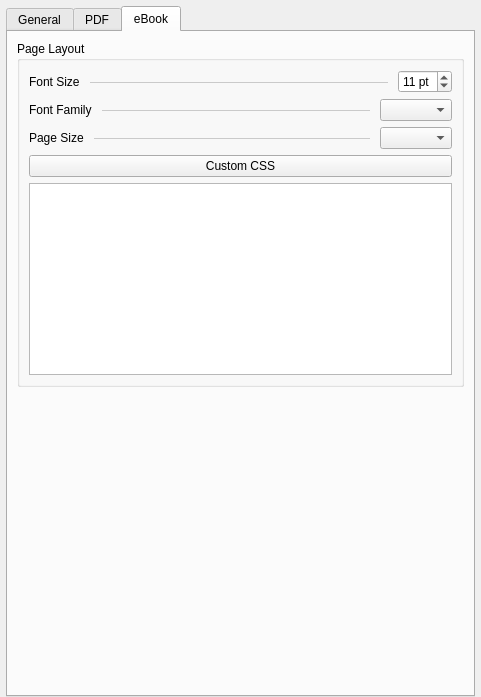
The window that src/generator/config/settingswidget.ui (l4rzy/okular-mupdf-ng) describes before a commit, drawn with Qt 5.
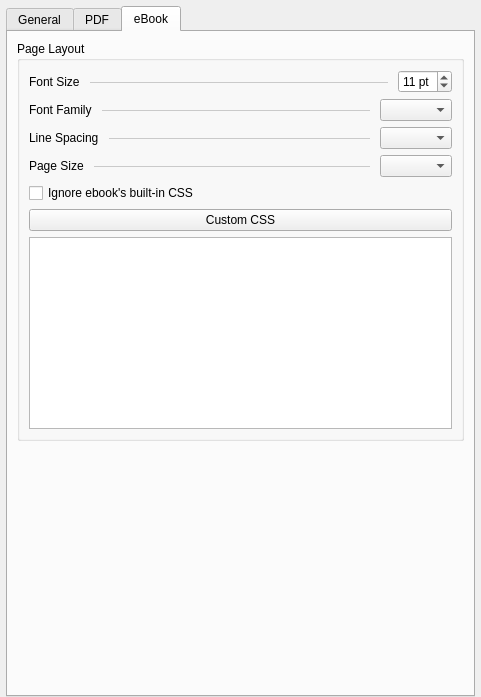
The same window after the commit. The open tabs and pages were chosen to show the change. Custom widgets are drawn as their Qt base class.

Commit message: feat: allow line spacing and ignore builtin css for ebooks

Diff of the .ui file:
```diff
--- a/src/generator/config/settingswidget.ui
+++ b/src/generator/config/settingswidget.ui
@@ -927,6 +927,27 @@
             </item>
            </layout>
           </item>
+          <item>
+           <layout class="QHBoxLayout" name="epubLineSpacingLayout">
+            <property name="spacing"><number>10</number></property>
+            <item>
+             <widget class="QLabel" name="labelEpubLineSpacing">
+              <property name="text"><string>Line Spacing</string></property>
+             </widget>
+            </item>
+            <item>
+             <widget class="QFrame" name="line_epubLineSpacing">
+              <property name="sizePolicy"><sizepolicy hsizetype="Expanding" vsizetype="Fixed"><horstretch>1</horstretch><verstretch>0</verstretch></sizepolicy></property>
+              <property name="styleSheet"><string notr="true">border: none; border-bottom: 1px solid palette(midlight);</string></property>
+              <property name="frameShape"><enum>QFrame::Shape::HLine</enum></property>
+              <property name="frameShadow"><enum>QFrame::Shadow::Plain</enum></property>
+             </widget>
+            </item>
+            <item>
+             <widget class="QComboBox" name="kcfg_EpubLineSpacing"/>
+            </item>
+           </layout>
+          </item>
           <item>
            <layout class="QHBoxLayout" name="epubPageSizeLayout">
             <property name="spacing">
@@ -963,6 +984,11 @@
             </item>
            </layout>
           </item>
+          <item>
+           <widget class="QCheckBox" name="kcfg_EpubIgnoreBuiltinCss">
+            <property name="text"><string>Ignore ebook's built-in CSS</string></property>
+           </widget>
+          </item>
           <item>
            <widget class="QPushButton" name="customCssButton">
             <property name="text">
```
The commit also changes 17 other files.
